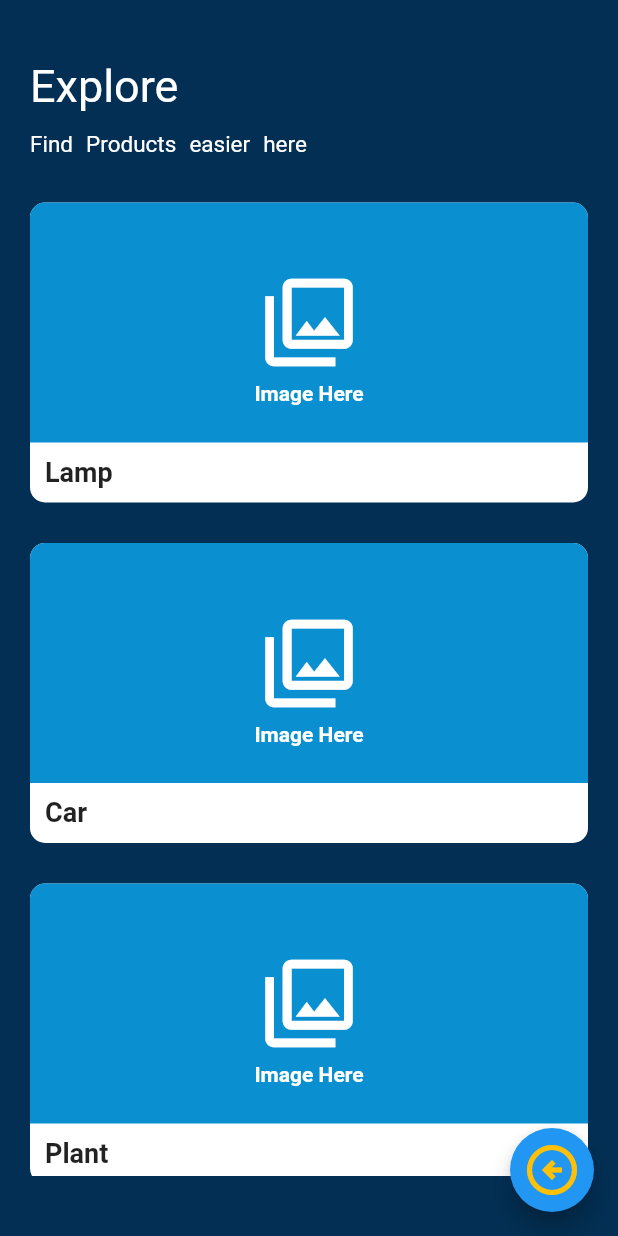
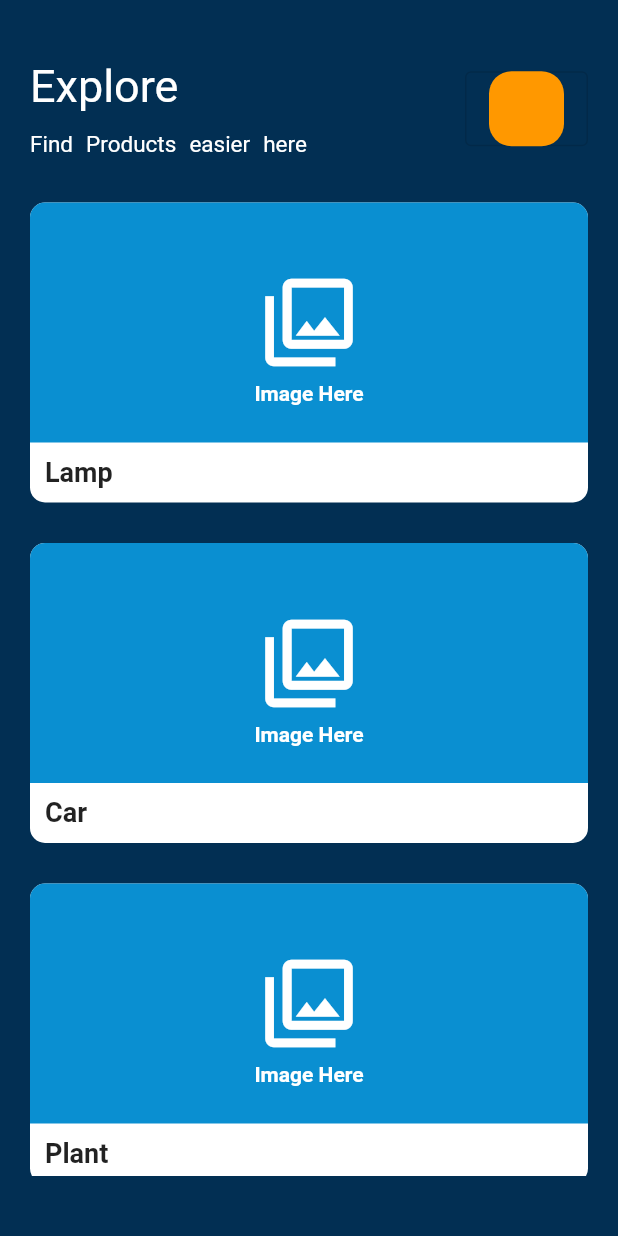
Before and after one commit to DwhizZ/OnlineStore-DemoApp, a Flutter app: the screen it shows after launch, after a tap on the "shopping cart" icon, on a phone screen of 412 x 824 dp. Run offline on Flutter 3.47's test engine with Material 2 defaults, Android fonts, the phone set to English and light mode, and no system bars.

Commit message:
added a new page

```diff
--- a/lib/main.dart
+++ b/lib/main.dart
@@ -55,8 +55,8 @@ class _MainPageStateState extends State<_MainPageState> {
                     children: [
                       const Text(
                         'Suleiman Zaheed',
-                        style:
-                            TextStyle(fontWeight: FontWeight.bold, fontSize: 28),
+                        style: TextStyle(
+                            fontWeight: FontWeight.bold, fontSize: 28),
                       ),
                       IconButton(
                         onPressed: () {
@@ -69,8 +69,8 @@ class _MainPageStateState extends State<_MainPageState> {
                           );
                         },
                         icon:
-                              const Icon(Icons.shopping_cart_outlined, size: 28)),
-                      // IconButton( onPressed: Icons.shopping_cart_outlined, size: 28),
+                            const Icon(Icons.shopping_cart_outlined, size: 28),
+                      ),
                     ],
                   ),
                   const SizedBox(height: 30),
@@ -194,10 +194,13 @@ class _MainPageStateState extends State<_MainPageState> {
                     children: [
                       IconsDisplay(
                           icons: Icons.music_video_rounded, text: '  Music'),
-                      IconsDisplay(icons: Icons.villa_outlined, text: 'Property'),
-                      IconsDisplay(icons: Icons.games_outlined, text: '   Game'),
                       IconsDisplay(
-                          icons: Icons.phone_android_outlined, text: '  Gadget'),
+                          icons: Icons.villa_outlined, text: 'Property'),
+                      IconsDisplay(
+                          icons: Icons.games_outlined, text: '   Game'),
+                      IconsDisplay(
+                          icons: Icons.phone_android_outlined,
+                          text: '  Gadget'),
                     ],
                   ),
                   const SizedBox(height: 20),
@@ -205,7 +208,8 @@ class _MainPageStateState extends State<_MainPageState> {
                     crossAxisAlignment: CrossAxisAlignment.start,
                     mainAxisAlignment: MainAxisAlignment.spaceAround,
                     children: [
-                      IconsDisplay(icons: Icons.tv_outlined, text: 'Electronics'),
+                      IconsDisplay(
+                          icons: Icons.tv_outlined, text: 'Electronics'),
                       IconsDisplay(
                           icons: Icons.chair_alt_outlined, text: 'Furnitures'),
                       IconsDisplay(
@@ -220,8 +224,8 @@ class _MainPageStateState extends State<_MainPageState> {
                     children: [
                       const Text(
                         'Best Seller',
-                        style:
-                            TextStyle(fontSize: 20, fontWeight: FontWeight.bold),
+                        style: TextStyle(
+                            fontSize: 20, fontWeight: FontWeight.bold),
                       ),
                       InkWell(
                         onTap: () {
--- a/lib/second_page.dart
+++ b/lib/second_page.dart
@@ -10,26 +10,23 @@ class SecondPage extends StatelessWidget {
     return SafeArea(
       child: Scaffold(
         backgroundColor: const Color.fromARGB(255, 2, 47, 83),
-        floatingActionButton: FloatingActionButton(
-          onPressed: () {
-            Navigator.of(context).pop();
-          },
-          child: const Icon(
-            Icons.arrow_circle_left_outlined,
-            color: Colors.amber,
-            size: 40,
-          ),
-        ),
         body: Padding(
           padding: const EdgeInsets.symmetric(horizontal: 20, vertical: 40),
           child: Column(
             children: [
               Expanded(
                 child: ListView(
-                  physics: const BouncingScrollPhysics(decelerationRate: ScrollDecelerationRate.fast),
-                  children: const [
+                  physics: const BouncingScrollPhysics(
+                      decelerationRate: ScrollDecelerationRate.fast),
+                  children: [
                     Column(
                       mainAxisAlignment: MainAxisAlignment.start,
+                      crossAxisAlignment: CrossAxisAlignment.start,
+                      children: [
+                        Row(
+                          mainAxisAlignment: MainAxisAlignment.spaceBetween,
+                          children: [
+                            const Column(
                               crossAxisAlignment: CrossAxisAlignment.start,
                               children: [
                                 Text(
@@ -40,8 +37,6 @@ class SecondPage extends StatelessWidget {
                                       fontFamily: 'Roboto'),
                                 ),
                                 SizedBox(height: 12),
-                        Row(
-                          children: [
                                 Text(
                                   'Find Products easier here',
                                   style: TextStyle(
@@ -52,20 +47,38 @@ class SecondPage extends StatelessWidget {
                                 ),
                               ],
                             ),
-                        SizedBox(height: 30),
-                        ExploreList(text: 'Lamp'),
-                        SizedBox(height: 27),
-                        ExploreList(text: 'Car'),
-                        SizedBox(height: 27),
-                        ExploreList(text: 'Plant'),
-                        SizedBox(height: 27),
-                        ExploreList(text: 'Book'),
-                        SizedBox(height: 27),
-                        ExploreList(text: 'Chair'),
-                         SizedBox(height: 27),
-                        ExploreList(text: 'Electronics'),
-                         SizedBox(height: 27),
-                        ExploreList(text: 'Automobile'),
+                            OutlinedButton(
+                              onPressed: () {
+                                Navigator.of(context).pop();
+                              },
+                              child: Row(
+                                children: [
+                                  Container(
+                                    height: 50,
+                                    width: 50,
+                                    decoration: BoxDecoration(
+                                        borderRadius: BorderRadius.circular(15),
+                                        color: Colors.orange),
+                                  ),
+                                ],
+                              ),
+                            ),
+                          ],
+                        ),
+                        const SizedBox(height: 30),
+                        const ExploreList(text: 'Lamp'),
+                        const SizedBox(height: 27),
+                        const ExploreList(text: 'Car'),
+                        const SizedBox(height: 27),
+                        const ExploreList(text: 'Plant'),
+                        const SizedBox(height: 27),
+                        const ExploreList(text: 'Book'),
+                        const SizedBox(height: 27),
+                        const ExploreList(text: 'Chair'),
+                        const SizedBox(height: 27),
+                        const ExploreList(text: 'Electronics'),
+                        const SizedBox(height: 27),
+                        const ExploreList(text: 'Automobile'),
                       ],
                     ),
                   ],
--- a/pubspec.yaml
+++ b/pubspec.yaml
@@ -59,9 +59,9 @@ flutter:
   uses-material-design: true
 
   # To add assets to your application, add an assets section, like this:
-  # assets:
-  #   - images/a_dot_burr.jpeg
-  #   - images/a_dot_ham.jpeg
+  assets:
+    - images/soldout.jpg
+    - images/out_of_stock.jpg
 
   # An image asset can refer to one or more resolution-specific "variants", see
   # https://flutter.dev/assets-and-images/#resolution-aware
```
Also changed, not shown: lib/fourth_page.dart (added, +67 -0 lines), lib/third_page.dart (+13 -1 lines), images/out_of_stock.jpg (added), images/soldout.jpg (added). Lines whose indentation alone changed are shown as unchanged.
